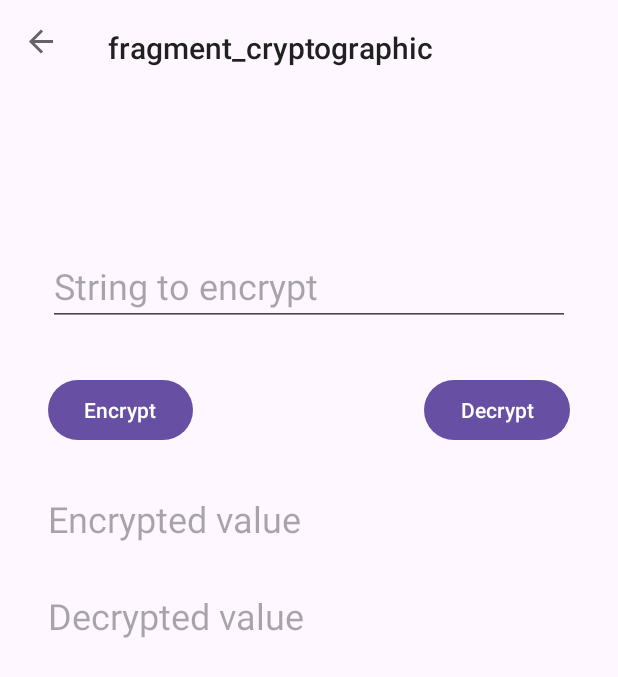
After one commit to rmalldt/android-topics-and-scribbles, an Android app: the EncryptionFragment screen opened through its navigation route, on a phone screen of 412 x 824 dp. The commit adds this screen. Shown: the top 677 px of the screen. Run offline under Robolectric (Android 15) with nearby library versions, the phone set to English and light mode, and no system bars; our stand-ins replace navigation-ui; pictures from the network do not load; 3 statements that could not run were skipped.

Commit message:
Added KeystoreUtil.

```diff
--- a/app/build.gradle
+++ b/app/build.gradle
@@ -103,6 +103,9 @@ dependencies {
     implementation 'com.opencsv:opencsv:5.5.2'
     implementation 'com.jakewharton.timber:timber:5.0.1'
 
+    // Serialization
+    implementation("org.jetbrains.kotlinx:kotlinx-serialization-json:1.6.0")
+
     // Testing
     testImplementation 'junit:junit:4.13.2'
     testImplementation 'org.junit.jupiter:junit-jupiter:5.10.0'
--- a/app/src/main/java/com/rm/android_fundamentals/base/model/NavConstants.kt
+++ b/app/src/main/java/com/rm/android_fundamentals/base/model/NavConstants.kt
@@ -36,7 +36,6 @@ object NavConstants {
     const val T_BROADCAST_RECEIVERS_EXAMPLE = "Broadcast receivers example"
     const val S_BROADCAST_RECEIVER_AIRPLANE_MODE = "BroadcastReceiver Airplane mode"
 
-
     const val T_STORAGE = "Storage"
     const val S_CONTENT_PROVIDER = "Content Provider"
     const val S_STORAGE_TYPES = "Storage types"
@@ -48,4 +47,7 @@ object NavConstants {
     const val T_ARCHITECTURE = "Architecture"
     const val S_MVC = "MVC"
     const val S_MVP = "MVP"
+
+    const val T_KEYSTORE = "Keystore"
+    const val S_ENCRYPTION_DECRYPTION = "Encryption and Decryption"
 }
--- /dev/null
+++ b/app/src/main/java/com/rm/android_fundamentals/topics/t11_cryptography/EncryptionFragment.kt
@@ -0,0 +1,58 @@
+package com.rm.android_fundamentals.topics.t11_cryptography
+
+import android.os.Bundle
+import androidx.fragment.app.Fragment
+import android.view.LayoutInflater
+import android.view.View
+import android.view.ViewGroup
+import com.rm.android_fundamentals.databinding.FragmentKeystoreBinding
+import java.io.File
+import java.io.FileInputStream
+import java.io.FileOutputStream
+
+class EncryptionFragment : Fragment() {
+
+    private var _binding: FragmentKeystoreBinding? = null
+    private val binding get() = _binding!!
+
+    override fun onCreateView(
+        inflater: LayoutInflater, container: ViewGroup?,
+        savedInstanceState: Bundle?
+    ): View {
+
+        _binding = FragmentKeystoreBinding.inflate(inflater, container, false)
+        return binding.root
+    }
+
+    override fun onViewCreated(view: View, savedInstanceState: Bundle?) {
+        super.onViewCreated(view, savedInstanceState)
+
+        val keyStoreUtil = KeyStoreUtil("secret")
+
+        binding.btnEncrypt.setOnClickListener {
+            val textToEncrypt = binding.tvTextToEncrypt.text.toString()
+            val byteArray = textToEncrypt.encodeToByteArray()
+            val file = File(requireActivity().filesDir, "test5.txt")
+
+            if (!file.exists()) {
+                file.createNewFile()
+            }
+            val fos = FileOutputStream(file)
+
+            val encryptedValue = keyStoreUtil.encrypt(
+                bytes = byteArray,
+                outputStream = fos
+            ).decodeToString()
+            binding.tvEncryptedValue.text = encryptedValue
+        }
+
+        binding.btnDecrypt.setOnClickListener {
+            val file = File(requireActivity().filesDir, "test5.txt")
+
+            val decryptedValue = keyStoreUtil.decrypt(
+                inputStream = FileInputStream(file)
+            ).decodeToString()
+            binding.tvDecryptedValue.text = decryptedValue
+        }
+    }
+}
--- /dev/null
+++ b/app/src/main/res/layout/fragment_keystore.xml
@@ -0,0 +1,67 @@
+<?xml version="1.0" encoding="utf-8"?>
+<androidx.constraintlayout.widget.ConstraintLayout xmlns:android="http://schemas.android.com/apk/res/android"
+    xmlns:app="http://schemas.android.com/apk/res-auto"
+    xmlns:tools="http://schemas.android.com/tools"
+    android:layout_width="match_parent"
+    android:layout_height="match_parent"
+    tools:context=".topics.t11_cryptography.EncryptionFragment">
+
+    <com.google.android.material.textfield.TextInputEditText
+        android:id="@+id/tvTextToEncrypt"
+        android:layout_width="0dp"
+        android:layout_height="wrap_content"
+        android:layout_marginStart="32dp"
+        android:layout_marginTop="100dp"
+        android:layout_marginEnd="32dp"
+        android:hint="String to encrypt"
+        android:textSize="24.sp"
+        app:layout_constraintEnd_toEndOf="parent"
+        app:layout_constraintStart_toStartOf="parent"
+        app:layout_constraintTop_toTopOf="parent" />
+
+    <Button
+        android:id="@+id/btnEncrypt"
+        android:layout_width="wrap_content"
+        android:layout_height="wrap_content"
+        android:layout_marginTop="32dp"
+        android:text="Encrypt"
+        app:layout_constraintStart_toStartOf="@+id/tvTextToEncrypt"
+        app:layout_constraintTop_toBottomOf="@+id/tvTextToEncrypt" />
+
+    <Button
+        android:id="@+id/btnDecrypt"
+        android:layout_width="wrap_content"
+        android:layout_height="wrap_content"
+        android:layout_marginTop="32dp"
+        android:text="Decrypt"
+        app:layout_constraintEnd_toEndOf="@+id/tvTextToEncrypt"
+        app:layout_constraintTop_toBottomOf="@+id/tvTextToEncrypt" />
+
+    <TextView
+        android:id="@+id/tvEncryptedValue"
+        android:layout_width="0dp"
+        android:layout_height="wrap_content"
+        android:layout_marginStart="32dp"
+        android:layout_marginTop="32dp"
+        android:layout_marginEnd="32dp"
+        android:hint="Encrypted value"
+        android:textSize="24.sp"
+        app:layout_constraintEnd_toEndOf="parent"
+        app:layout_constraintStart_toStartOf="parent"
+        app:layout_constraintTop_toBottomOf="@+id/btnEncrypt" />
+
+    <TextView
+        android:id="@+id/tvDecryptedValue"
+        android:layout_width="0dp"
+        android:layout_height="wrap_content"
+        android:layout_marginStart="32dp"
+        android:layout_marginTop="32dp"
+        android:layout_marginEnd="32dp"
+        android:hint="Decrypted value"
+        android:textSize="24.sp"
+        app:layout_constraintEnd_toEndOf="parent"
+        app:layout_constraintStart_toStartOf="parent"
+        app:layout_constraintTop_toBottomOf="@+id/tvEncryptedValue" />
+
+
+</androidx.constraintlayout.widget.ConstraintLayout>
--- a/app/src/main/res/layout/fragment_linear_layout.xml
+++ b/app/src/main/res/layout/fragment_linear_layout.xml
@@ -79,7 +79,7 @@
             android:text="gravity: end|center_vertical, layout_weight: 1"
             android:textSize="@dimen/txtSmall" />
 
-        <Button
+        <androidx.appcompat.widget.AppCompatButton
             android:id="@+id/btnLinear"
             android:layout_width="match_parent"
             android:layout_height="@dimen/dimen0dp"
@@ -87,8 +87,8 @@
             android:layout_marginVertical="@dimen/dimen4dp"
             android:padding="@dimen/dimen4dp"
             android:layout_weight="1.5"
-            android:backgroundTint="@color/colorPrimaryDark"
-            android:text="layout_weight:1.5" />
+            android:text="layout_weight:1.5"
+            android:background="@drawable/gradient_green" />
 
     </LinearLayout>
 
--- a/app/src/main/res/navigation/main_nav.xml
+++ b/app/src/main/res/navigation/main_nav.xml
@@ -54,4 +54,9 @@
         android:name="com.rm.android_fundamentals.topics.t6_services.bound.apicall.BoundServiceFragment"
         android:label="Bound service"
         tools:layout="@layout/fragment_bound_service" />
+    <fragment
+        android:id="@+id/cryptographicFragment"
+        android:name="com.rm.android_fundamentals.topics.t11_cryptography.EncryptionFragment"
+        android:label="fragment_cryptographic"
+        tools:layout="@layout/fragment_keystore" />
 </navigation>
--- a/app/src/main/res/values/themes.xml
+++ b/app/src/main/res/values/themes.xml
@@ -1,6 +1,6 @@
 <resources xmlns:tools="http://schemas.android.com/tools">
     <!-- Base application theme. -->
-    <style name="Theme.Androidfundamentals" parent="Theme.MaterialComponents.DayNight.NoActionBar">
+    <style name="Theme.Androidfundamentals" parent="Theme.Material3.DayNight.NoActionBar">
         <!-- Customize your theme here. -->
         <item name="colorPrimary">@color/colorPrimary</item>
         <item name="colorPrimaryDark">@color/colorPrimaryDark</item>
```
Also changed, not shown: app/src/main/java/com/rm/android_fundamentals/base/model/NavDest.kt (+14 -1 lines), app/src/main/java/com/rm/android_fundamentals/topics/t11_cryptography/KeyStoreUtil.kt (added, +112 -0 lines), app/src/main/res/drawable/gradient_green.xml (added, +10 -0 lines).
